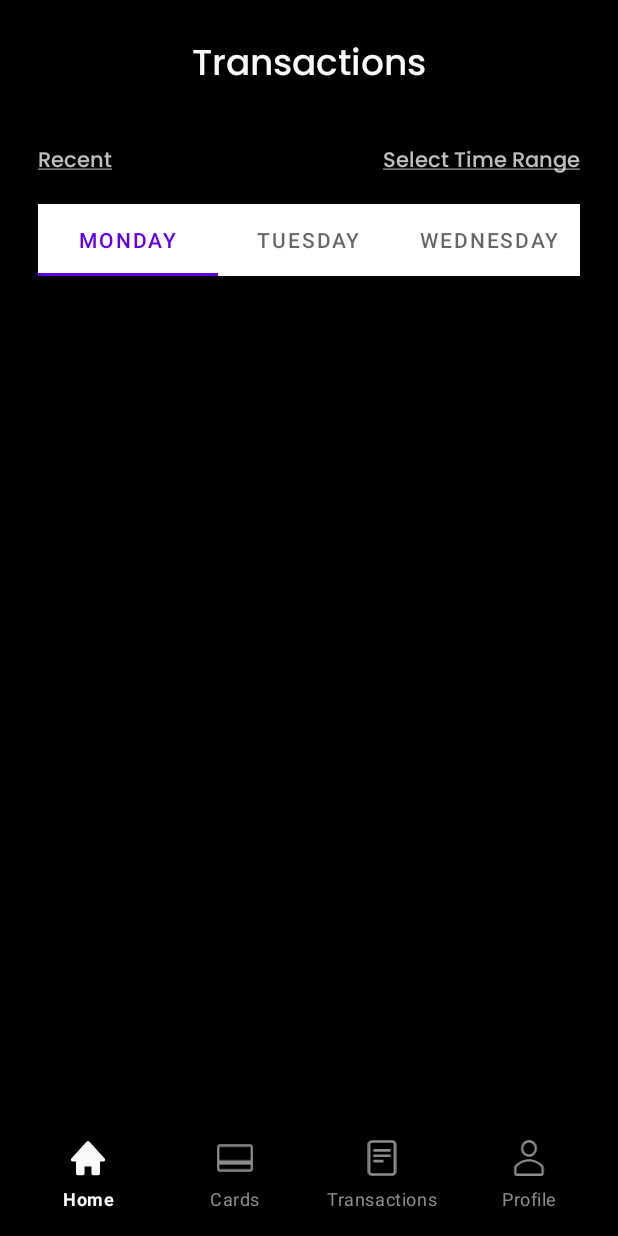
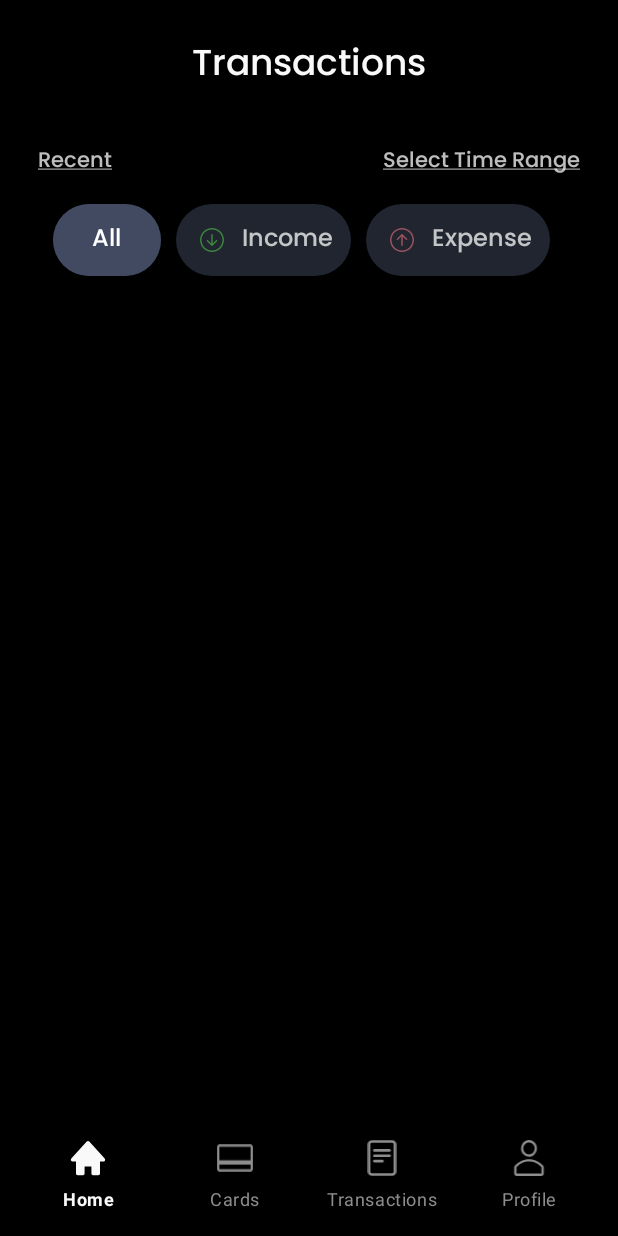
Before and after one commit to artem-barabash/Money_App, an Android app: the fragment TransactionListFragment placed in its activity, on a phone screen of 412 x 824 dp. Run offline under Robolectric (Android 15) with nearby library versions, the phone set to English and light mode, and no system bars; our stand-ins replace Firebase (no records; nobody signed in at launch, a user with empty details on screens opened directly), data binding; 2 statements that could not run were skipped.

Commit message:
Transactions fragment

```diff
--- /dev/null
+++ b/app/src/main/java/com/example/moneyapp/presentation/adapter/TabViewOperationsAdapter.kt
@@ -0,0 +1,28 @@
+package com.example.moneyapp.presentation.adapter
+
+
+import androidx.fragment.app.Fragment
+import androidx.viewpager2.adapter.FragmentStateAdapter
+import com.example.moneyapp.domain.constant.CategoryOperations.Companion.ALL_OPERATIONS
+import com.example.moneyapp.domain.constant.CategoryOperations.Companion.EXPENSE_OPERATIONS
+import com.example.moneyapp.domain.constant.CategoryOperations.Companion.INCOME_OPERATIONS
+import com.example.moneyapp.presentation.ui.fragments.operation_fragments.OperationFragment
+import com.example.moneyapp.presentation.ui.fragments.tab_fragments.ServiceMenuFragment
+import com.example.moneyapp.presentation.ui.fragments.tab_fragments.TransactionsTabListFragment
+
+class TabViewOperationsAdapter(fragment: Fragment, private val fragmentList: Array<String>): FragmentStateAdapter(fragment) {
+    override fun getItemCount(): Int {
+        return fragmentList.size
+    }
+
+    override fun createFragment(position: Int): Fragment {
+        return when(position){
+            0 -> OperationFragment(ALL_OPERATIONS)
+            1 -> OperationFragment(INCOME_OPERATIONS)
+            else -> {
+                OperationFragment(EXPENSE_OPERATIONS)
+            }
+        }
+
+    }
+}
--- a/app/src/main/java/com/example/moneyapp/presentation/ui/fragments/CardFragment.kt
+++ b/app/src/main/java/com/example/moneyapp/presentation/ui/fragments/CardFragment.kt
@@ -31,6 +31,8 @@ class CardFragment : Fragment() {
     }
 
     private val labels = arrayOf("Settings", "Transactions")
+
+
 
     override fun onCreate(savedInstanceState: Bundle?) {
         super.onCreate(savedInstanceState)
--- a/app/src/main/java/com/example/moneyapp/presentation/ui/fragments/TransactionListFragment.kt
+++ b/app/src/main/java/com/example/moneyapp/presentation/ui/fragments/TransactionListFragment.kt
@@ -5,18 +5,27 @@ import androidx.fragment.app.Fragment
 import android.view.LayoutInflater
 import android.view.View
 import android.view.ViewGroup
+import androidx.annotation.DrawableRes
 import androidx.fragment.app.activityViewModels
 import com.example.moneyapp.R
 import com.example.moneyapp.databinding.FragmentTransactionListBinding
 import com.example.moneyapp.domain.use_cases.UserAccountFactory.Companion.ACCOUNT
+import com.example.moneyapp.presentation.adapter.TabViewOperationsAdapter
 import com.example.moneyapp.presentation.viewmodel.HomeViewModel
 import com.example.moneyapp.presentation.viewmodel.factory.HomeViewModelFactory
+import com.google.android.material.tabs.TabLayout
+import com.google.android.material.tabs.TabLayoutMediator
 
 
 class TransactionListFragment : Fragment() {
 
     private var _binding: FragmentTransactionListBinding? = null
     private val binding get() = _binding
+
+    private val labels = arrayOf("All", "Income", "Expense")
+
+
+
 
     private val sharedViewModel: HomeViewModel by activityViewModels {
         HomeViewModelFactory(ACCOUNT)
@@ -46,10 +55,44 @@ class TransactionListFragment : Fragment() {
             //viewModel = sharedViewModel
             fragment = this@TransactionListFragment
         }
+
+        val tabLayoutFragments = binding?.tabLayoutTransactions
+        val viewPagerFragments = binding?.viewPagerTabTransaction
+
+        val tabViewOperationsAdapter = TabViewOperationsAdapter(this, labels)
+        viewPagerFragments?.adapter = tabViewOperationsAdapter
+
+
+        tabLayoutFragments?.let {
+            viewPagerFragments?.let { it1 ->
+                TabLayoutMediator(it, it1){ tab, position ->
+                    tab.text = labels[position]
+                }.attach()
+            }
+        }
+
+        setMarginToTabs(tabLayoutFragments)
+
+    }
+
+
+
+    private fun setMarginToTabs(tabLayout: TabLayout?) {
+        for (i in 0 until tabLayout?.tabCount!!){
+            val tab = (tabLayout.getChildAt(0) as ViewGroup).getChildAt(i)
+            val p = tab.layoutParams as ViewGroup.MarginLayoutParams
+            p.setMargins(0, 0, 15, 0)
+            tab.requestLayout()
+        }
+
+        tabLayout.getTabAt(1)?.setIcon(R.drawable.ic_income_arrow)
+        tabLayout.getTabAt(2)?.setIcon(R.drawable.ic_expense__arrow)
+
     }
 
     fun showRecentlyTransactions(){}
 
     fun showSelectedTime(){}
 
+
 }
--- /dev/null
+++ b/app/src/main/java/com/example/moneyapp/presentation/ui/fragments/operation_fragments/OperationFragment.kt
@@ -0,0 +1,125 @@
+package com.example.moneyapp.presentation.ui.fragments.operation_fragments
+
+import android.os.Bundle
+import androidx.fragment.app.Fragment
+import android.view.LayoutInflater
+import android.view.View
+import android.view.ViewGroup
+import androidx.fragment.app.activityViewModels
+import androidx.recyclerview.widget.LinearLayoutManager
+import androidx.recyclerview.widget.RecyclerView
+import com.example.moneyapp.databinding.FragmentOperationBinding
+import com.example.moneyapp.domain.entities.Operation
+import com.example.moneyapp.domain.use_cases.UserAccountFactory.Companion.ACCOUNT
+import com.example.moneyapp.presentation.adapter.OperationAdapter
+import com.example.moneyapp.presentation.viewmodel.HomeViewModel
+import com.example.moneyapp.presentation.viewmodel.factory.HomeViewModelFactory
+import com.google.firebase.database.*
+import java.util.*
+import kotlin.collections.ArrayList
+
+/**
+ * A simple [Fragment] subclass.
+ * Use the [OperationFragment.newInstance] factory method to
+ * create an instance of this fragment.
+ */
+class OperationFragment(val selectedCategory: String) : Fragment() {
+
+    private var _binding: FragmentOperationBinding? = null
+
+    private val binding get() = _binding
+
+    private val sharedViewModel:HomeViewModel by activityViewModels {
+        HomeViewModelFactory(ACCOUNT)
+    }
+
+    lateinit var recyclerView: RecyclerView
+
+    val list = ArrayList<Operation>()
+
+    override fun onCreate(savedInstanceState: Bundle?) {
+        super.onCreate(savedInstanceState)
+
+    }
+
+    override fun onCreateView(
+        inflater: LayoutInflater, container: ViewGroup?,
+        savedInstanceState: Bundle?
+    ): View? {
+        // Inflate the layout for this fragment
+       _binding = FragmentOperationBinding.inflate(inflater, container, false)
+
+
+        val root = binding!!.root
+        return root
+    }
+
+    override fun onViewCreated(view: View, savedInstanceState: Bundle?) {
+        super.onViewCreated(view, savedInstanceState)
+
+        binding?.apply {
+            lifecycleOwner = viewLifecycleOwner
+            fragment = this@OperationFragment
+        }
+
+        recyclerView = binding?.recyclerViewOperations!!
+
+        initRecyclerView()
+    }
+
+    private fun initRecyclerView() {
+        recyclerView.layoutManager = LinearLayoutManager(requireContext(), LinearLayoutManager.VERTICAL, false)
+
+        retrievedOperationsFromFireBase("receive")
+        retrievedOperationsFromFireBase("send")
+
+    }
+
+
+    private fun retrievedOperationsFromFireBase(q: String) {
+
+        val number:String = sharedViewModel.user.value?.number ?: ""
+
+        val databaseReference:DatabaseReference = FirebaseDatabase.getInstance().reference
+        val operationRef = databaseReference.child("Operation")
+
+
+        operationRef.orderByChild(q).equalTo(number)
+            .addListenerForSingleValueEvent(object: ValueEventListener{
+                override fun onDataChange(snapshot: DataSnapshot) {
+
+                    if(snapshot!!.exists()){
+                        for(h in snapshot.children){
+
+                            val sum:Any? = h.child("sum").value
+
+                            val nSum : Double = if(sum != null && sum.toString() != "0"){
+                                sum.toString().toDouble()
+                            }else 0.0
+
+
+                            val operation = Operation(
+                                h.child("send").getValue(String::class.java)!!,
+                                h.child("receive").getValue(String::class.java)!!,
+                                h.child("time").getValue(String::class.java)!!,
+                                nSum
+                            )
+
+                            list.add(operation)
+                        }
+
+                        list.sort()
+                        val operationAdapter = OperationAdapter(number, requireContext(), list)
+                        recyclerView.adapter = operationAdapter
+
+                    }
+
+                }
+
+                override fun onCancelled(error: DatabaseError) {
+                    error.toException()
+                }
+            })
+    }
+
+}
--- /dev/null
+++ b/app/src/main/res/drawable/ic_expense__arrow.xml
@@ -0,0 +1,11 @@
+<vector xmlns:android="http://schemas.android.com/apk/res/android"
+    android:width="16dp"
+    android:height="16dp"
+    android:viewportWidth="16"
+    android:viewportHeight="16">
+  <path
+      android:pathData="M1,8C1,9.857 1.737,11.637 3.05,12.95C4.363,14.262 6.143,15 8,15C9.857,15 11.637,14.262 12.95,12.95C14.262,11.637 15,9.857 15,8C15,6.143 14.262,4.363 12.95,3.05C11.637,1.737 9.857,1 8,1C6.143,1 4.363,1.737 3.05,3.05C1.737,4.363 1,6.143 1,8ZM16,8C16,10.122 15.157,12.157 13.657,13.657C12.157,15.157 10.122,16 8,16C5.878,16 3.843,15.157 2.343,13.657C0.843,12.157 0,10.122 0,8C0,5.878 0.843,3.843 2.343,2.343C3.843,0.843 5.878,0 8,0C10.122,0 12.157,0.843 13.657,2.343C15.157,3.843 16,5.878 16,8ZM8.5,11.5C8.5,11.633 8.447,11.76 8.354,11.854C8.26,11.947 8.133,12 8,12C7.867,12 7.74,11.947 7.646,11.854C7.553,11.76 7.5,11.633 7.5,11.5V5.707L5.354,7.854C5.26,7.948 5.133,8.001 5,8.001C4.867,8.001 4.74,7.948 4.646,7.854C4.552,7.76 4.499,7.633 4.499,7.5C4.499,7.367 4.552,7.24 4.646,7.146L7.646,4.146C7.692,4.099 7.748,4.062 7.808,4.037C7.869,4.012 7.934,3.999 8,3.999C8.066,3.999 8.131,4.012 8.192,4.037C8.252,4.062 8.308,4.099 8.354,4.146L11.354,7.146C11.448,7.24 11.501,7.367 11.501,7.5C11.501,7.633 11.448,7.76 11.354,7.854C11.26,7.948 11.133,8.001 11,8.001C10.867,8.001 10.74,7.948 10.646,7.854L8.5,5.707V11.5Z"
+      android:fillColor="#C5626E"
+      android:fillAlpha="0.75"
+      android:fillType="evenOdd"/>
+</vector>
--- /dev/null
+++ b/app/src/main/res/drawable/ic_income_arrow.xml
@@ -0,0 +1,11 @@
+<vector xmlns:android="http://schemas.android.com/apk/res/android"
+    android:width="16dp"
+    android:height="16dp"
+    android:viewportWidth="16"
+    android:viewportHeight="16">
+  <path
+      android:pathData="M1,8C1,9.857 1.737,11.637 3.05,12.95C4.363,14.262 6.143,15 8,15C9.857,15 11.637,14.262 12.95,12.95C14.262,11.637 15,9.857 15,8C15,6.143 14.262,4.363 12.95,3.05C11.637,1.737 9.857,1 8,1C6.143,1 4.363,1.737 3.05,3.05C1.737,4.363 1,6.143 1,8ZM16,8C16,10.122 15.157,12.157 13.657,13.657C12.157,15.157 10.122,16 8,16C5.878,16 3.843,15.157 2.343,13.657C0.843,12.157 0,10.122 0,8C0,5.878 0.843,3.843 2.343,2.343C3.843,0.843 5.878,0 8,0C10.122,0 12.157,0.843 13.657,2.343C15.157,3.843 16,5.878 16,8ZM8.5,4.5C8.5,4.367 8.447,4.24 8.354,4.146C8.26,4.053 8.133,4 8,4C7.867,4 7.74,4.053 7.646,4.146C7.553,4.24 7.5,4.367 7.5,4.5V10.293L5.354,8.146C5.26,8.052 5.133,7.999 5,7.999C4.867,7.999 4.74,8.052 4.646,8.146C4.552,8.24 4.499,8.367 4.499,8.5C4.499,8.633 4.552,8.76 4.646,8.854L7.646,11.854C7.692,11.901 7.748,11.938 7.808,11.963C7.869,11.988 7.934,12.001 8,12.001C8.066,12.001 8.131,11.988 8.192,11.963C8.252,11.938 8.308,11.901 8.354,11.854L11.354,8.854C11.448,8.76 11.501,8.633 11.501,8.5C11.501,8.367 11.448,8.24 11.354,8.146C11.26,8.052 11.133,7.999 11,7.999C10.867,7.999 10.74,8.052 10.646,8.146L8.5,10.293V4.5Z"
+      android:fillColor="#439E41"
+      android:fillAlpha="0.8"
+      android:fillType="evenOdd"/>
+</vector>
--- a/app/src/main/res/layout/fragment_card.xml
+++ b/app/src/main/res/layout/fragment_card.xml
@@ -172,7 +172,8 @@
                     app:tabMode="fixed"
                     app:tabSelectedTextColor="@color/white"
                     app:tabTextAppearance="@style/TextStyleTabViewPager"
-                    app:tabTextColor="@color/txt_color_7">
+                    app:tabTextColor="@color/txt_color_7"
+                    tools:ignore="SpeakableTextPresentCheck">
 
                 </com.google.android.material.tabs.TabLayout>
 
--- a/app/src/main/res/layout/fragment_service_menu.xml
+++ b/app/src/main/res/layout/fragment_service_menu.xml
@@ -31,7 +31,7 @@
             tools:ignore="MissingConstraints">
 
             <androidx.constraintlayout.widget.ConstraintLayout
-                android:id="@+id/constraintLayout5"
+                android:id="@+id/circleItem"
                 android:layout_width="52dp"
                 android:layout_height="52dp"
                 android:background="@drawable/circle_menu_item"
@@ -41,7 +41,7 @@
                 tools:ignore="MissingConstraints">
 
                 <ImageView
-                    android:id="@+id/imageView1"
+                    android:id="@+id/imageViewItem"
                     android:layout_width="wrap_content"
                     android:layout_height="wrap_content"
                     android:src="@drawable/ic_statement"
@@ -61,7 +61,7 @@
                 android:textSize="16sp"
                 app:fontFamily="@font/poppins_medium"
                 app:layout_constraintBottom_toBottomOf="parent"
-                app:layout_constraintStart_toEndOf="@+id/constraintLayout5"
+                app:layout_constraintStart_toEndOf="@+id/circleItem"
                 app:layout_constraintTop_toTopOf="parent"
                 app:layout_constraintVertical_bias="0.509" />
 
--- a/app/src/main/res/layout/fragment_transaction_list.xml
+++ b/app/src/main/res/layout/fragment_transaction_list.xml
@@ -19,14 +19,16 @@
 
         <androidx.constraintlayout.widget.ConstraintLayout
             android:layout_width="match_parent"
-            android:layout_height="match_parent">
+            android:layout_height="wrap_content">
 
             <androidx.constraintlayout.widget.ConstraintLayout
                 android:id="@+id/caption_block"
                 android:layout_width="match_parent"
-                android:layout_height="match_parent"
+                android:layout_height="wrap_content"
                 android:layout_marginStart="25dp"
                 android:layout_marginEnd="25dp"
+                android:layout_marginBottom="16dp"
+                app:layout_constraintBottom_toTopOf="@+id/transaction_view_pager"
                 app:layout_constraintEnd_toEndOf="parent"
                 app:layout_constraintStart_toStartOf="parent"
                 app:layout_constraintTop_toTopOf="parent">
@@ -49,15 +51,15 @@
                     android:layout_width="wrap_content"
                     android:layout_height="wrap_content"
                     android:layout_marginTop="32dp"
+                    android:clickable="true"
                     android:text="@string/recent_caption"
                     android:textColor="@color/dark_white"
                     android:textSize="14sp"
                     app:fontFamily="@font/poppins_medium"
                     app:layout_constraintStart_toStartOf="parent"
                     app:layout_constraintTop_toBottomOf="@+id/textView7"
-                    android:clickable="true"
 
-                    tools:ignore="MissingConstraints"/>
+                    tools:ignore="MissingConstraints" />
 
                 <!--android:onClick="@{() -> fragment.showRecentlyTransactions}"-->
                 <TextView
@@ -65,11 +67,11 @@
                     android:layout_width="wrap_content"
                     android:layout_height="wrap_content"
                     android:layout_marginTop="32dp"
+                    android:clickable="true"
                     android:text="@string/select_time_txt"
                     android:textColor="@color/dark_white"
                     android:textSize="14sp"
                     app:fontFamily="@font/poppins_medium"
-                    android:clickable="true"
                     app:layout_constraintEnd_toEndOf="parent"
                     app:layout_constraintTop_toBottomOf="@+id/textView7"
                     tools:ignore="MissingConstraints" />
@@ -88,12 +90,30 @@
                 android:layout_marginEnd="25dp"
                 app:layout_constraintEnd_toEndOf="parent"
                 app:layout_constraintStart_toStartOf="parent"
-                app:layout_constraintTop_toBottomOf="@+id/caption_block" >
+                app:layout_constraintTop_toBottomOf="@+id/caption_block">
 
                 <com.google.android.material.tabs.TabLayout
                     android:id="@+id/tabLayoutTransactions"
                     android:layout_width="match_parent"
                     android:layout_height="wrap_content"
+                    android:background="@color/black"
+                    app:layout_constraintEnd_toEndOf="parent"
+                    app:layout_constraintStart_toStartOf="parent"
+                    app:layout_constraintTop_toTopOf="parent"
+                    app:tabBackground="@drawable/view_pager_tab"
+                    app:tabIconTint="@null"
+                    app:tabIconTintMode="add"
+                    app:tabIndicator="@drawable/selected_view_pager_tab"
+                    app:tabIndicatorAnimationDuration="250"
+                    app:tabIndicatorAnimationMode="elastic"
+                    app:tabIndicatorColor="@color/block_color_1"
+                    app:tabIndicatorFullWidth="true"
+                    app:tabIndicatorGravity="stretch"
+                    app:tabInlineLabel="true"
+                    app:tabMode="auto"
+                    app:tabSelectedTextColor="@color/white"
+                    app:tabTextAppearance="@style/TextStyleTabViewPager"
+                    app:tabTextColor="@color/dark_white"
                     tools:ignore="MissingConstraints">
 
                     <com.google.android.material.tabs.TabItem
@@ -112,13 +132,29 @@
                         android:text="Wednesday" />
                 </com.google.android.material.tabs.TabLayout>
 
+            </androidx.constraintlayout.widget.ConstraintLayout>
+
+            <androidx.constraintlayout.widget.ConstraintLayout
+                android:layout_width="0dp"
+                android:layout_height="wrap_content"
+                android:layout_marginStart="25dp"
+                android:layout_marginTop="32dp"
+                android:layout_marginEnd="25dp"
+                app:layout_constraintEnd_toEndOf="parent"
+                app:layout_constraintStart_toStartOf="parent"
+                app:layout_constraintTop_toBottomOf="@+id/transaction_view_pager">
+
                 <androidx.viewpager2.widget.ViewPager2
                     android:id="@+id/viewPagerTabTransaction"
                     android:layout_width="match_parent"
-                    android:layout_height="100dp"
-                    app:layout_constraintTop_toBottomOf="@+id/tabLayoutTransactions" />
+                    android:layout_height="wrap_content"
+                    app:layout_constraintBottom_toBottomOf="parent"
+                    app:layout_constraintEnd_toEndOf="parent"
+                    app:layout_constraintStart_toStartOf="parent"
+                    app:layout_constraintTop_toTopOf="parent" />
             </androidx.constraintlayout.widget.ConstraintLayout>
 
         </androidx.constraintlayout.widget.ConstraintLayout>
     </ScrollView>
+
 </layout>
--- a/app/src/main/res/values/colors.xml
+++ b/app/src/main/res/values/colors.xml
@@ -51,4 +51,7 @@
     <color name="border_color">#80585858</color>
 
     <color name="dark_white">#CCEEEEEE</color>
+
+    <color name="received_color">#45661B</color>
+    <color name="sent_color">#4829A8</color>
 </resources>
```
Also changed, not shown: app/src/main/java/com/example/moneyapp/domain/constant/CategoryOperations.kt (added, +9 -0 lines), app/src/main/java/com/example/moneyapp/domain/entities/Operation.kt (+15 -1 lines), app/src/main/java/com/example/moneyapp/presentation/adapter/OperationAdapter.kt (added, +66 -0 lines), app/src/main/res/drawable/ic_type_recieve.xml (added, +17 -0 lines), app/src/main/res/drawable/ic_type_sent.xml (added, +12 -0 lines), app/src/main/res/layout/fragment_operation.xml (added, +36 -0 lines), app/src/main/res/layout/operation_item.xml (added, +61 -0 lines), app/src/main/res/values/strings.xml (line endings or trailing spaces).
